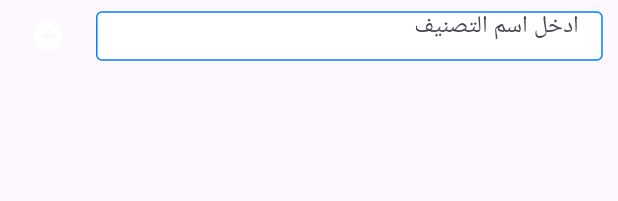
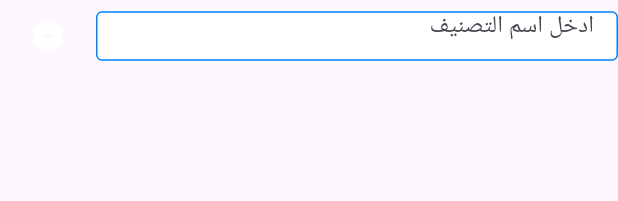
Before and after one commit to salimo2002/template, a Flutter app: the RowNameClassifications widget shown alone on an empty page, opened directly, on a phone screen of 412 x 824 dp. Shown: the top 201 px of the screen. Run offline on Flutter 3.47's test engine with Material 3 defaults, Android fonts, the phone set to English and light mode, and no system bars; missing offline and left inert: font_awesome_icon_class.

Commit message:
add flex hhhhhhh

```diff
--- a/lib/widgets/items classifications view widgets/row_name_classifications.dart
+++ b/lib/widgets/items classifications view widgets/row_name_classifications.dart
@@ -15,7 +15,8 @@ class RowNameClassifications extends StatelessWidget {
         padding: const EdgeInsets.symmetric(horizontal: 8),
         child: IconButton(onPressed: (){}, icon: Icon(Icons.add_circle),),
       ),
-       SizedBox(width: MediaQuery.sizeOf(context).width*.82,height:33 ,
+       Flexible(
+         child: SizedBox(width: MediaQuery.sizeOf(context).width*.9,height:33 ,
            child: TextField(
                        textDirection: TextDirection.rtl,
                        decoration: InputDecoration(
@@ -29,6 +30,7 @@ class RowNameClassifications extends StatelessWidget {
                        ),
                      ),
          ),
+       ),
     ],);
   }
 }
```
Lines whose indentation alone changed are shown as unchanged.
